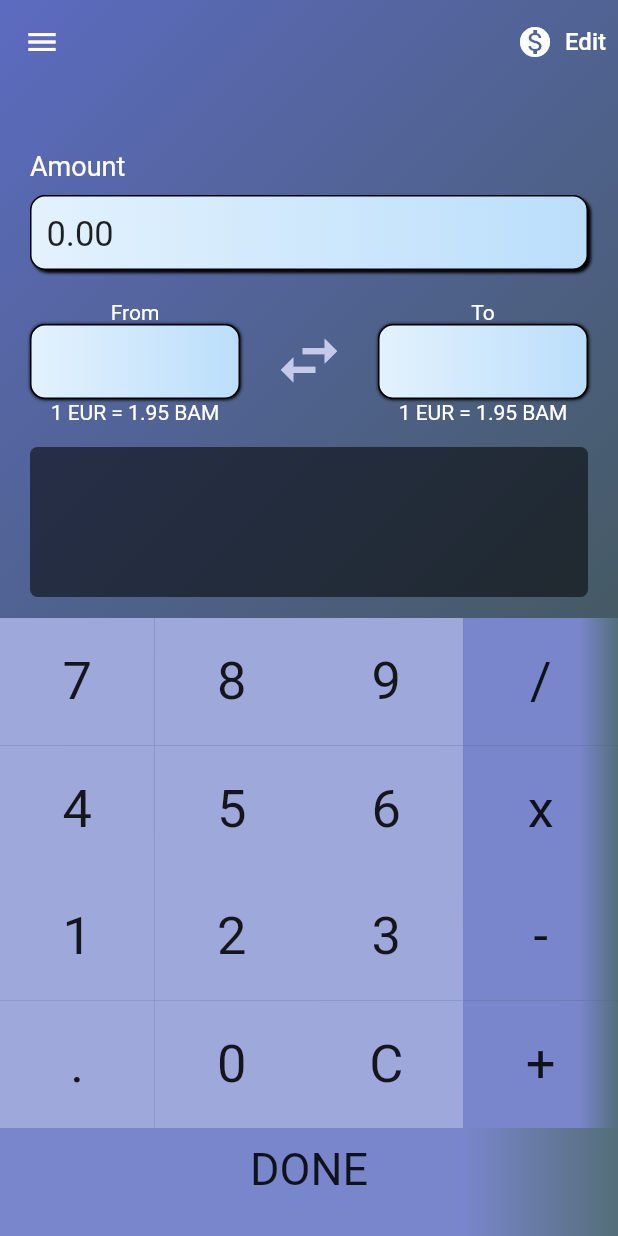
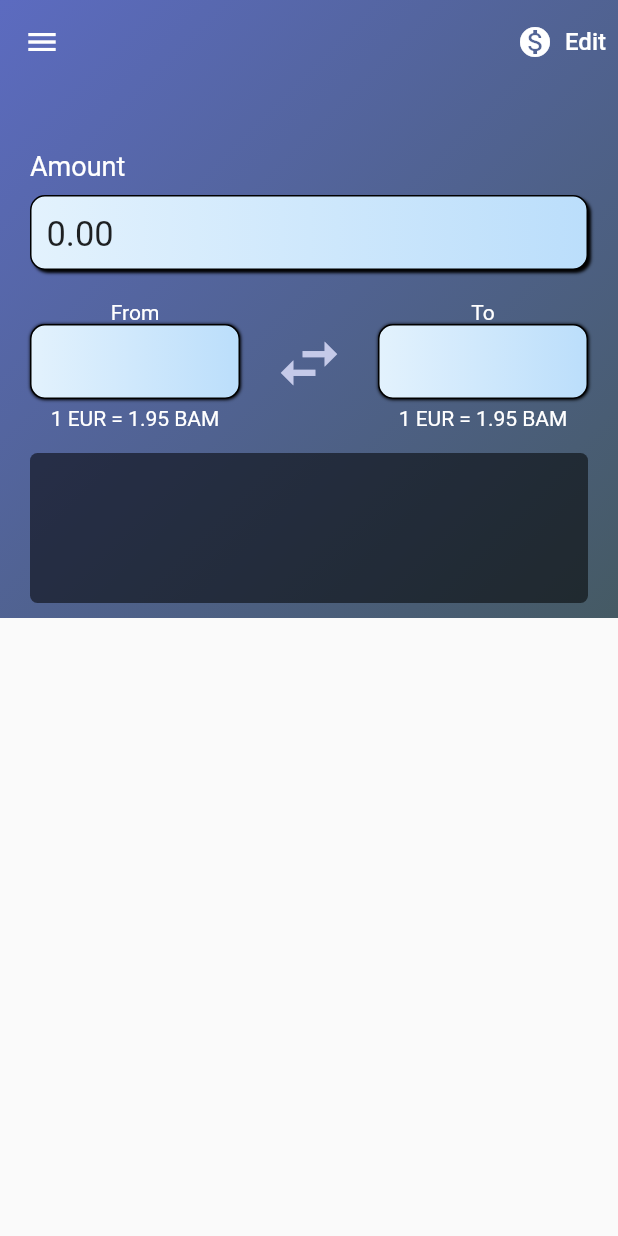
Before and after one commit to emeban44/currency_converter_app, a Flutter app: the screen it shows after launch, on a phone screen of 412 x 824 dp. Run offline on Flutter 3.47's test engine with Material 2 defaults, Android fonts, the phone set to English and light mode, and no system bars.

Commit message:
calculator now toggles on amount tap and done button

```diff
--- a/lib/widgets/calculator/custom_calculator.dart
+++ b/lib/widgets/calculator/custom_calculator.dart
@@ -3,6 +3,8 @@ import 'package:currency_converter_app/widgets/calculator/done_button.dart';
 import 'package:flutter/material.dart';
 
 class CustomCalculator extends StatelessWidget {
+  final Function(bool toggle) _toggleCalc;
+  CustomCalculator(this._toggleCalc);
   @override
   Widget build(BuildContext context) {
     return Container(
@@ -22,7 +24,7 @@ class CustomCalculator extends StatelessWidget {
           CalculatorRow('4', '5', '6', 'x'),
           CalculatorRow('1', '2', '3', '-'),
           CalculatorRow('.', '0', 'C', '+'),
-          DoneButton(),
+          DoneButton(_toggleCalc),
         ],
       ),
     );
--- a/lib/widgets/calculator/done_button.dart
+++ b/lib/widgets/calculator/done_button.dart
@@ -1,9 +1,13 @@
 import 'package:flutter/material.dart';
 
 class DoneButton extends StatelessWidget {
+  final Function(bool toggle) _toggleCalc;
+  DoneButton(this._toggleCalc);
   @override
   Widget build(BuildContext context) {
     return Flexible(
+      child: InkWell(
+        onTap: () => _toggleCalc(false),
         child: Container(
           padding: const EdgeInsets.only(top: 10),
           width: double.infinity,
@@ -23,6 +27,7 @@ class DoneButton extends StatelessWidget {
           ),
           child: Text('DONE', style: TextStyle(fontSize: 30)),
         ),
+      ),
     );
   }
 }
--- a/lib/widgets/conversion/conversion_column.dart
+++ b/lib/widgets/conversion/conversion_column.dart
@@ -33,7 +33,7 @@ class ConversionColumn extends StatelessWidget {
                       )))),
           Flexible(
             child: Container(
-              margin: const EdgeInsets.only(top: 1),
+              margin: const EdgeInsets.only(top: 5),
               child: Text('1 EUR = 1.95 BAM',
                   style: TextStyle(color: Colors.white)),
             ),
--- a/lib/widgets/conversion/conversion_stack.dart
+++ b/lib/widgets/conversion/conversion_stack.dart
@@ -1,12 +1,13 @@
 import 'package:currency_converter_app/widgets/amount/amount_input_field.dart';
 import 'package:currency_converter_app/widgets/amount/amount_text.dart';
-import 'package:currency_converter_app/widgets/calculator/custom_calculator.dart';
 import 'package:currency_converter_app/widgets/conversion/conversion_output_box.dart';
 import 'package:currency_converter_app/widgets/conversion/conversion_row.dart';
 import 'package:currency_converter_app/widgets/stack_background.dart';
 import 'package:flutter/material.dart';
 
 class ConversionStack extends StatelessWidget {
+  final Function(bool toggle) _toggleCalc;
+  ConversionStack(this._toggleCalc);
   @override
   Widget build(BuildContext context) {
     return Container(
@@ -19,10 +20,9 @@ class ConversionStack extends StatelessWidget {
             crossAxisAlignment: CrossAxisAlignment.start,
             children: [
               AmountText(),
-              AmountInputField(),
+              AmountInputField(_toggleCalc),
               ConversionRow(),
               ConversionOutputBox(),
-              //  CustomCalculator(),
             ],
           ),
         ],
--- a/lib/widgets/home_body.dart
+++ b/lib/widgets/home_body.dart
@@ -2,20 +2,28 @@ import 'package:currency_converter_app/widgets/calculator/custom_calculator.dart
 import 'package:currency_converter_app/widgets/conversion/conversion_stack.dart';
 import 'package:flutter/material.dart';
 
-class HomeBody extends StatelessWidget {
+class HomeBody extends StatefulWidget {
+  @override
+  _HomeBodyState createState() => _HomeBodyState();
+}
+
+class _HomeBodyState extends State<HomeBody> {
+  bool _displayCalculator = false;
+  void _toggleCalculator(bool current) {
+    setState(() {
+      _displayCalculator = current;
+    });
+  }
+
   @override
   Widget build(BuildContext context) {
     return Column(
       mainAxisSize: MainAxisSize.min,
       children: [
-        Flexible(
-          child: ConversionStack(),
-          fit: FlexFit.loose,
-        ),
-        Flexible(
-          child: CustomCalculator(),
-          fit: FlexFit.loose,
-        )
+        Flexible(child: ConversionStack(_toggleCalculator), fit: FlexFit.loose),
+        if (_displayCalculator)
+          Flexible(
+              child: CustomCalculator(_toggleCalculator), fit: FlexFit.loose)
       ],
     );
   }
```
Also changed, not shown: lib/widgets/amount/amount_input_field.dart (+3 -10 lines). Lines whose indentation alone changed are shown as unchanged.
